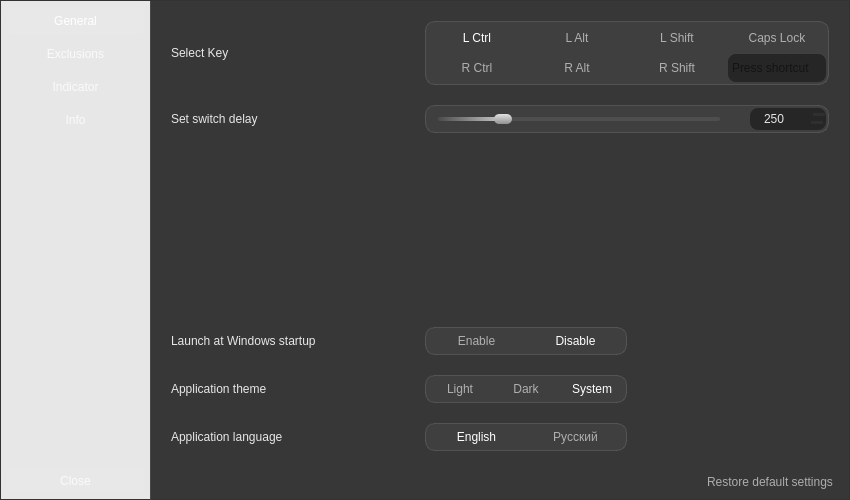
egoisticdesire/EasyLangSwitcher, file src/ui/forms/EasyLangSwitcher_settings.ui: the form before one commit.
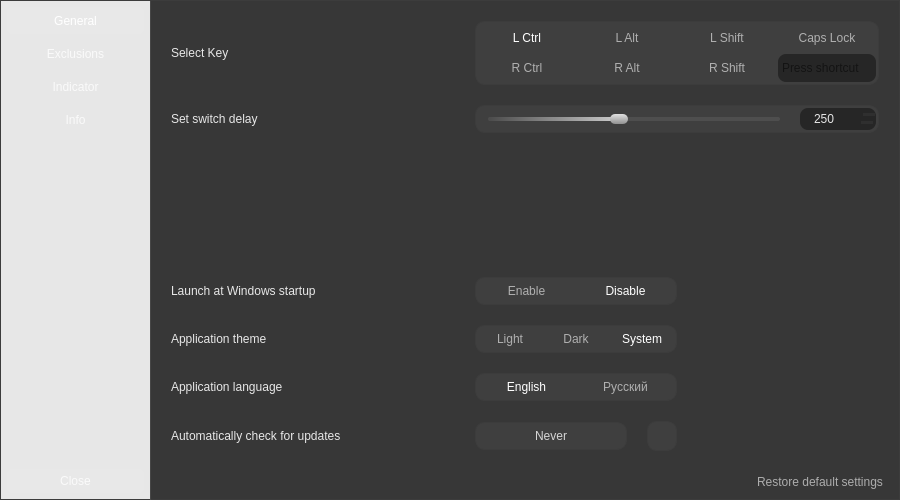
The form after the commit. Icons and pictures are not drawn.

Diff of the .ui file:
```diff
--- a/src/ui/forms/EasyLangSwitcher_settings.ui
+++ b/src/ui/forms/EasyLangSwitcher_settings.ui
@@ -6,19 +6,19 @@
    <rect>
     <x>0</x>
     <y>0</y>
-    <width>850</width>
+    <width>900</width>
     <height>500</height>
    </rect>
   </property>
   <property name="minimumSize">
    <size>
-    <width>850</width>
+    <width>900</width>
     <height>500</height>
    </size>
   </property>
   <property name="maximumSize">
    <size>
-    <width>850</width>
+    <width>900</width>
     <height>500</height>
    </size>
   </property>
@@ -74,7 +74,7 @@
         </property>
         <property name="styleSheet">
          <string notr="true">QFrame#sider_container {
-border: 1px solid rgb(50, 50, 50);
+border: 1px solid rgb(60, 60, 60);
 border-right: 1px solid transparent;
 background: transparent;
 }
@@ -325,7 +325,7 @@
        <widget class="QStackedWidget" name="content_container">
         <property name="styleSheet">
          <string notr="true">QStackedWidget#content_container {
-border: 1px solid rgb(50, 50, 50);
+border: 1px solid rgb(60, 60, 60);
 border-left: 1px solid rgba(255, 255, 255, 20);
 background: rgba(32, 32, 32, 225);
 }
@@ -344,7 +344,8 @@
 QFrame#app_lang_frame {
 padding: 1px;
 border-radius: 10px;
-border: 1px solid rgba(255, 255, 255, 30);
+/*border: 1px solid rgba(255, 255, 255, 30);*/
+border: 1px solid rgb(60, 60, 60);
 background: rgba(255, 255, 255, 10);
 }
 QWidget#background_widget QPushButton#key_select_label_img,
@@ -428,8 +429,30 @@
 QFrame#app_theme_frame QPushButton:focus,
 QFrame#app_startup_frame QPushButton:focus,
 QFrame#app_lang_frame QPushButton:focus,
-QPushButton#btn_restore_default:focus {
+QPushButton#btn_restore_default:focus,
+QFrame#app_check_upd_frame QPushButton:focus,
+QFrame#app_check_upd_frame QToolButton:focus {
 outline: none;
+}
+QFrame#app_check_upd_frame QPushButton,
+QFrame#app_check_upd_frame QToolButton {
+padding: 6px;
+border-radius: 10px;
+/*border: 1px solid rgba(255, 255, 255, 30);*/
+border: 1px solid rgb(60, 60, 60);
+color: rgba(255, 255, 255, 200);
+background: rgba(255, 255, 255, 10);
+}
+QFrame#app_check_upd_frame QToolButton {
+padding: 4px 3px 3px 4px;
+}
+QFrame#app_check_upd_frame QPushButton:hover,
+QFrame#app_check_upd_frame QToolButton:hover {
+background: rgba(255, 255, 255, 15);
+}
+QFrame#app_check_upd_frame QPushButton:pressed,
+QFrame#app_check_upd_frame QToolButton:pressed{
+background: rgba(255, 255, 255, 7);
 }</string>
          </property>
          <layout class="QVBoxLayout" name="vlayout_main_container_page_1">
@@ -449,7 +472,7 @@
            <number>0</number>
           </property>
           <item>
-           <layout class="QGridLayout" name="grid_main_container_page_1" columnstretch="2,1,1">
+           <layout class="QGridLayout" name="grid_main_container_page_1" rowstretch="1,0,0,0,0,0,0,0" columnstretch="2,1,1">
             <property name="leftMargin">
              <number>20</number>
             </property>
@@ -465,19 +488,22 @@
             <property name="spacing">
              <number>20</number>
             </property>
-            <item row="3" column="0">
-             <widget class="QLabel" name="app_startup_label">
+            <item row="1" column="0">
+             <widget class="QLabel" name="key_delay_label">
               <property name="text">
-               <string>Launch at Windows startup</string>
+               <string>Set switch delay</string>
               </property>
              </widget>
             </item>
-            <item row="3" column="1">
-             <widget class="QFrame" name="app_startup_frame">
-              <layout class="QHBoxLayout" name="hlayout_app_lang_value_frame_3">
-               <property name="spacing">
-                <number>0</number>
-               </property>
+            <item row="0" column="1" colspan="2">
+             <widget class="QFrame" name="key_select_frame">
+              <property name="sizePolicy">
+               <sizepolicy hsizetype="Preferred" vsizetype="Maximum">
+                <horstretch>0</horstretch>
+                <verstretch>0</verstretch>
+               </sizepolicy>
+              </property>
+              <layout class="QGridLayout" name="grid_select_key_value">
                <property name="leftMargin">
                 <number>0</number>
                </property>
@@ -490,10 +516,99 @@
                <property name="bottomMargin">
                 <number>0</number>
                </property>
-               <item>
-                <widget class="QPushButton" name="btn_enable_startup">
+               <property name="spacing">
+                <number>0</number>
+               </property>
+               <item row="1" column="2">
+                <widget class="QPushButton" name="btn_rshift_select">
+                 <property name="sizePolicy">
+                  <sizepolicy hsizetype="Preferred" vsizetype="Preferred">
+                   <horstretch>0</horstretch>
+                   <verstretch>0</verstretch>
+                  </sizepolicy>
+                 </property>
+                 <property name="minimumSize">
+                  <size>
+                   <width>100</width>
+                   <height>30</height>
+                  </size>
+                 </property>
+                 <property name="maximumSize">
+                  <size>
+                   <width>100</width>
+                   <height>30</height>
+                  </size>
+                 </property>
                  <property name="text">
-                  <string>Enable</string>
+                  <string>R Shift</string>
+                 </property>
+                 <property name="checkable">
+                  <bool>true</bool>
+                 </property>
+                 <property name="autoExclusive">
+                  <bool>true</bool>
+                 </property>
+                 <property name="flat">
+                  <bool>true</bool>
+                 </property>
+                </widget>
+               </item>
+               <item row="0" column="1">
+                <widget class="QPushButton" name="btn_lalt_select">
+                 <property name="sizePolicy">
+                  <sizepolicy hsizetype="Preferred" vsizetype="Preferred">
+                   <horstretch>0</horstretch>
+                   <verstretch>0</verstretch>
+                  </sizepolicy>
+                 </property>
+                 <property name="minimumSize">
+                  <size>
+                   <width>100</width>
+                   <height>30</height>
+                  </size>
+                 </property>
+                 <property name="maximumSize">
+                  <size>
+                   <width>100</width>
+                   <height>30</height>
+                  </size>
+                 </property>
+                 <property name="text">
+                  <string>L Alt</string>
+                 </property>
+                 <property name="checkable">
+                  <bool>true</bool>
+                 </property>
+                 <property name="autoExclusive">
+                  <bool>true</bool>
+                 </property>
+                 <property name="flat">
+                  <bool>true</bool>
+                 </property>
+                </widget>
+               </item>
+               <item row="1" column="0">
+                <widget class="QPushButton" name="btn_rctrl_select">
+                 <property name="sizePolicy">
+                  <sizepolicy hsizetype="Preferred" vsizetype="Preferred">
+                   <horstretch>0</horstretch>
+                   <verstretch>0</verstretch>
+                  </sizepolicy>
+                 </property>
+                 <property name="minimumSize">
+                  <size>
+                   <width>100</width>
+                   <height>30</height>
+                  </size>
+                 </property>
+                 <property name="maximumSize">
+                  <size>
+                   <width>100</width>
+                   <height>30</height>
+                  </size>
+                 </property>
+                 <property name="text">
+                  <string>R Ctrl</string>
                  </property>
                  <property name="checkable">
                   <bool>true</bool>
@@ -509,10 +624,130 @@
                  </property>
                 </widget>
                </item>
-               <item>
-                <widget class="QPushButton" name="btn_disable_startup">
+               <item row="1" column="1">
+                <widget class="QPushButton" name="btn_ralt_select">
+                 <property name="sizePolicy">
+                  <sizepolicy hsizetype="Preferred" vsizetype="Preferred">
+                   <horstretch>0</horstretch>
+                   <verstretch>0</verstretch>
+                  </sizepolicy>
+                 </property>
+                 <property name="minimumSize">
+                  <size>
+                   <width>100</width>
+                   <height>30</height>
+                  </size>
+                 </property>
+                 <property name="maximumSize">
+                  <size>
+                   <width>100</width>
+                   <height>30</height>
+                  </size>
+                 </property>
                  <property name="text">
-                  <string>Disable</string>
+                  <string>R Alt</string>
+                 </property>
+                 <property name="checkable">
+                  <bool>true</bool>
+                 </property>
+                 <property name="autoExclusive">
+                  <bool>true</bool>
+                 </property>
+                 <property name="flat">
+                  <bool>true</bool>
+                 </property>
+                </widget>
+               </item>
+               <item row="0" column="2">
+                <widget class="QPushButton" name="btn_lshift_select">
+                 <property name="sizePolicy">
+                  <sizepolicy hsizetype="Preferred" vsizetype="Preferred">
+                   <horstretch>0</horstretch>
+                   <verstretch>0</verstretch>
+                  </sizepolicy>
+                 </property>
+                 <property name="minimumSize">
+                  <size>
+                   <width>100</width>
+                   <height>30</height>
+                  </size>
+                 </property>
+                 <property name="maximumSize">
+                  <size>
+                   <width>100</width>
+                   <height>30</height>
+                  </size>
+                 </property>
+                 <property name="text">
+                  <string>L Shift</string>
+                 </property>
+                 <property name="checkable">
+                  <bool>true</bool>
+                 </property>
+                 <property name="autoExclusive">
+                  <bool>true</bool>
+                 </property>
+                 <property name="flat">
+                  <bool>true</bool>
+                 </property>
+                </widget>
+               </item>
+               <item row="0" column="3">
+                <widget class="QPushButton" name="btn_caps_select">
+                 <property name="sizePolicy">
+                  <sizepolicy hsizetype="Preferred" vsizetype="Preferred">
+                   <horstretch>0</horstretch>
+                   <verstretch>0</verstretch>
+                  </sizepolicy>
+                 </property>
+                 <property name="minimumSize">
+                  <size>
+                   <width>100</width>
+                   <height>30</height>
+                  </size>
+                 </property>
+                 <property name="maximumSize">
+                  <size>
+                   <width>100</width>
+                   <height>30</height>
+                  </size>
+                 </property>
+                 <property name="text">
+                  <string>Caps Lock</string>
+                 </property>
+                 <property name="checkable">
+                  <bool>true</bool>
+                 </property>
+                 <property name="autoExclusive">
+                  <bool>true</bool>
+                 </property>
+                 <property name="flat">
+                  <bool>true</bool>
+                 </property>
+                </widget>
+               </item>
+               <item row="0" column="0">
+                <widget class="QPushButton" name="btn_lctrl_select">
+                 <property name="sizePolicy">
+                  <sizepolicy hsizetype="Preferred" vsizetype="Preferred">
+                   <horstretch>0</horstretch>
+                   <verstretch>0</verstretch>
+                  </sizepolicy>
+                 </property>
+                 <property name="minimumSize">
+                  <size>
+                   <width>100</width>
+                   <height>30</height>
+                  </size>
+                 </property>
+                 <property name="maximumSize">
+                  <size>
+                   <width>100</width>
+                   <height>30</height>
+                  </size>
+                 </property>
+                 <property name="text">
+                  <string>L Ctrl</string>
                  </property>
                  <property name="checkable">
                   <bool>true</bool>
@@ -528,9 +763,69 @@
                  </property>
                 </widget>
                </item>
+               <item row="1" column="3">
+                <widget class="QKeySequenceEdit" name="btn_sequence">
+                 <property name="sizePolicy">
+                  <sizepolicy hsizetype="Maximum" vsizetype="Minimum">
+                   <horstretch>0</horstretch>
+                   <verstretch>0</verstretch>
+                  </sizepolicy>
+                 </property>
+                 <property name="minimumSize">
+                  <size>
+                   <width>100</width>
+                   <height>30</height>
+                  </size>
+                 </property>
+                 <property name="maximumSize">
+                  <size>
+                   <width>100</width>
+                   <height>30</height>
+                  </size>
+                 </property>
+                 <property name="focusPolicy">
+                  <enum>Qt::FocusPolicy::ClickFocus</enum>
+                 </property>
+                 <property name="locale">
+                  <locale language="Russian" country="Russia"/>
+                 </property>
+                 <property name="maximumSequenceLength">
+                  <longLong>1</longLong>
+                 </property>
+                </widget>
+               </item>
               </layout>
              </widget>
             </item>
+            <item row="4" column="0">
+             <widget class="QLabel" name="app_theme_label">
+              <property name="text">
+               <string>Application theme</string>
+              </property>
+             </widget>
+            </item>
+            <item row="7" column="1" colspan="2" alignment="Qt::AlignmentFlag::AlignRight|Qt::AlignmentFlag::AlignBottom">
+             <widget class="QPushButton" name="btn_restore_default">
+              <property name="sizePolicy">
+               <sizepolicy hsizetype="Preferred" vsizetype="Preferred">
+                <horstretch>0</horstretch>
+                <verstretch>0</verstretch>
+               </sizepolicy>
+              </property>
+              <property name="minimumSize">
+               <size>
+                <width>125</width>
+                <height>0</height>
+               </size>
+              </property>
+              <property name="focusPolicy">
+               <enum>Qt::FocusPolicy::NoFocus</enum>
+              </property>
+              <property name="text">
+               <string>Restore default settings</string>
+              </property>
+             </widget>
+            </item>
             <item row="0" column="0" alignment="Qt::AlignmentFlag::AlignVCenter">
              <widget class="QFrame" name="key_select_label">
               <property name="sizePolicy">
@@ -594,112 +889,10 @@
               </layout>
              </widget>
             </item>
-            <item row="4" column="0">
-             <widget class="QLabel" name="app_theme_label">
+            <item row="3" column="0">
+             <widget class="QLabel" name="app_startup_label">
               <property name="text">
-               <string>Application theme</string>
-              </property>
-             </widget>
-            </item>
-            <item row="4" column="1">
-             <widget class="QFrame" name="app_theme_frame">
-              <layout class="QHBoxLayout" name="hlayout_app_lang_value_frame_2">
-               <property name="spacing">
-                <number>0</number>
-               </property>
-               <property name="leftMargin">
-                <number>0</number>
-               </property>
-               <property name="topMargin">
-                <number>0</number>
-               </property>
-               <property name="rightMargin">
-                <number>0</number>
-               </property>
-               <property name="bottomMargin">
-                <number>0</number>
-               </property>
-               <item>
-                <widget class="QPushButton" name="btn_light_theme">
-                 <property name="text">
-                  <string>Light</string>
-                 </property>
-                 <property name="checkable">
-                  <bool>true</bool>
-                 </property>
-                 <property name="checked">
-                  <bool>false</bool>
-                 </property>
-                 <property name="autoExclusive">
-                  <bool>true</bool>
-                 </property>
-                 <property name="flat">
-                  <bool>true</bool>
-                 </property>
-                </widget>
-               </item>
-               <item>
-                <widget class="QPushButton" name="btn_dark_theme">
-                 <property name="text">
-                  <string>Dark</string>
-                 </property>
-                 <property name="checkable">
-                  <bool>true</bool>
-                 </property>
-                 <property name="autoExclusive">
-                  <bool>true</bool>
-                 </property>
-                 <property name="flat">
-                  <bool>true</bool>
-                 </property>
-                </widget>
-               </item>
-               <item>
-                <widget class="QPushButton" name="btn_system_theme">
-                 <property name="text">
-                  <string>System</string>
-                 </property>
-                 <property name="checkable">
-                  <bool>true</bool>
-                 </property>
-                 <property name="checked">
-                  <bool>true</bool>
-                 </property>
-                 <property name="autoExclusive">
-                  <bool>true</bool>
-                 </property>
-                 <property name="flat">
-                  <bool>true</bool>
-                 </property>
-                </widget>
-               </item>
-              </layout>
-             </widget>
-            </item>
-            <item row="5" column="0">
-             <widget class="QLabel" name="app_lang_label">
-              <property name="text">
-               <string>Application language</string>
-              </property>
-             </widget>
-            </item>
-            <item row="2" column="0">
-             <spacer name="vspacer_main_container_page_1">
-              <property name="orientation">
-               <enum>Qt::Orientation::Vertical</enum>
-              </property>
-              <property name="sizeHint" stdset="0">
-               <size>
-                <width>20</width>
-                <height>40</height>
-               </size>
-              </property>
-             </spacer>
-            </item>
-            <item row="1" column="0">
-             <widget class="QLabel" name="key_delay_label">
-              <property name="text">
-               <string>Set switch delay</string>
+               <string>Launch at Windows startup</string>
               </property>
              </widget>
             </item>
@@ -715,12 +908,13 @@
                <string notr="true">QFrame#key_delay_frame {
 margin-right: 20px;
 border-radius: 10px;
-border: 1px solid rgba(255, 255, 255, 30);
+/*border: 1px solid rgba(255, 255, 255, 30);*/
+border: 1px solid rgb(60, 60, 60);
 background: rgba(255, 255, 255, 10);
 }
 QFrame#key_delay_frame QSlider {
 border-radius: 8px;
-padding: 3px 10px;
+padding: 3px 0 3px 10px;
 }
 QFrame#key_delay_frame QSlider#key_delay_slider::groove:horizontal {
 height: 4px;
@@ -754,14 +948,6 @@
 QFrame#key_delay_frame QSlider#key_delay_slider:focus {
 outline: none;
 }
-/*
-QFrame#key_delay_frame QLabel#key_delay_msg {
-padding: 2px 3px 3px 3px;
-border-radius: 6px;
-color: rgba(255, 255, 255, 150);
-background: rgba(255, 255, 255, 10);
-}
-*/
 QFrame#key_delay_frame QSpinBox{
 width: 0;
 border-radius: 8px;
@@ -844,7 +1030,7 @@
                   <number>50</number>
                  </property>
                  <property name="maximum">
-                  <number>1000</number>
+                  <number>500</number>
                  </property>
                  <property name="singleStep">
                   <number>10</number>
@@ -875,7 +1061,7 @@
                   <number>50</number>
                  </property>
                  <property name="maximum">
-                  <number>1000</number>
+                  <number>500</number>
                  </property>
                  <property name="value">
                   <number>250</number>
@@ -885,6 +1071,160 @@
               </layout>
              </widget>
             </item>
+            <item row="3" column="1">
+             <widget class="QFrame" name="app_startup_frame">
+              <layout class="QHBoxLayout" name="hlayout_app_lang_value_frame_3">
+               <property name="spacing">
+                <number>0</number>
+               </property>
+               <property name="leftMargin">
+                <number>0</number>
+               </property>
+               <property name="topMargin">
+                <number>0</number>
+               </property>
+               <property name="rightMargin">
+                <number>0</number>
+               </property>
+               <property name="bottomMargin">
+                <number>0</number>
+               </property>
+               <item>
+                <widget class="QPushButton" name="btn_enable_startup">
+                 <property name="text">
+                  <string>Enable</string>
+                 </property>
+                 <property name="checkable">
+                  <bool>true</bool>
+                 </property>
+                 <property name="checked">
+                  <bool>false</bool>
+                 </property>
+                 <property name="autoExclusive">
+                  <bool>true</bool>
+                 </property>
+                 <property name="flat">
+                  <bool>true</bool>
+                 </property>
+                </widget>
+               </item>
+               <item>
+                <widget class="QPushButton" name="btn_disable_startup">
+                 <property name="text">
+                  <string>Disable</string>
+                 </property>
+                 <property name="checkable">
+                  <bool>true</bool>
+                 </property>
+                 <property name="checked">
+                  <bool>true</bool>
+                 </property>
+                 <property name="autoExclusive">
+                  <bool>true</bool>
+                 </property>
+                 <property name="flat">
+                  <bool>true</bool>
+                 </property>
+                </widget>
+               </item>
+              </layout>
+             </widget>
+            </item>
+            <item row="7" column="0">
+             <spacer name="hspacer_main_container_page_1">
+              <property name="orientation">
+               <enum>Qt::Orientation::Horizontal</enum>
+              </property>
+              <property name="sizeHint" stdset="0">
+               <size>
+                <width>40</width>
+                <height>20</height>
+               </size>
+              </property>
+             </spacer>
+            </item>
+            <item row="4" column="1">
+             <widget class="QFrame" name="app_theme_frame">
+              <layout class="QHBoxLayout" name="hlayout_app_lang_value_frame_2">
+               <property name="spacing">
+                <number>0</number>
+               </property>
+               <property name="leftMargin">
+                <number>0</number>
+               </property>
+               <property name="topMargin">
+                <number>0</number>
+               </property>
+               <property name="rightMargin">
+                <number>0</number>
+               </property>
+               <property name="bottomMargin">
+                <number>0</number>
+               </property>
+               <item>
+                <widget class="QPushButton" name="btn_light_theme">
+                 <property name="text">
+                  <string>Light</string>
+                 </property>
+                 <property name="checkable">
+                  <bool>true</bool>
+                 </property>
+                 <property name="checked">
+                  <bool>false</bool>
+                 </property>
+                 <property name="autoExclusive">
+                  <bool>true</bool>
+                 </property>
+                 <property name="flat">
+                  <bool>true</bool>
+                 </property>
+                </widget>
+               </item>
+               <item>
+                <widget class="QPushButton" name="btn_dark_theme">
+                 <property name="text">
+                  <string>Dark</string>
+                 </property>
+                 <property name="checkable">
+                  <bool>true</bool>
+                 </property>
+                 <property name="autoExclusive">
+                  <bool>true</bool>
+                 </property>
+                 <property name="flat">
+                  <bool>true</bool>
+                 </property>
+                </widget>
+               </item>
+               <item>
+                <widget class="QPushButton" name="btn_system_theme">
+                 <property name="text">
+                  <string>System</string>
+                 </property>
+                 <property name="checkable">
+                  <bool>true</bool>
+                 </property>
+                 <property name="checked">
+                  <bool>true</bool>
+                 </property>
+                 <property name="autoExclusive">
+                  <bool>true</bool>
+                 </property>
+                 <property name="flat">
+                  <bool>true</bool>
+                 </property>
+                </widget>
+               </item>
+              </layout>
+             </widget>
+            </item>
+            <item row="6" column="0">
+             <widget class="QLabel" name="app_upd_check_label">
+              <property name="text">
+               <string>Automatically check for updates</string>
+              </property>
+             </widget>
+            </item>
             <item row="5" column="1">
              <widget class="QFrame" name="app_lang_frame">
               <layout class="QHBoxLayout" name="hlayout_app_lang_value_frame">
@@ -941,28 +1281,32 @@
               </layout>
              </widget>
             </item>
-            <item row="6" column="0">
-             <spacer name="hspacer_main_container_page_1">
+            <item row="5" column="0">
+             <widget class="QLabel" name="app_lang_label">
+              <property name="text">
+               <string>Application language</string>
+              </property>
+             </widget>
+            </item>
+            <item row="2" column="0">
+             <spacer name="vspacer_main_container_page_1">
               <property name="orientation">
-               <enum>Qt::Orientation::Horizontal</enum>
+               <enum>Qt::Orientation::Vertical</enum>
               </property>
               <property name="sizeHint" stdset="0">
                <size>
-                <width>40</width>
-                <height>20</height>
+                <width>20</width>
+                <height>40</height>
                </size>
               </property>
              </spacer>
             </item>
-            <item row="0" column="1" colspan="2">
-             <widget class="QFrame" name="key_select_frame">
-              <property name="sizePolicy">
-               <sizepolicy hsizetype="Preferred" vsizetype="Maximum">
-                <horstretch>0</horstretch>
-                <verstretch>0</verstretch>
-               </sizepolicy>
-              </property>
-              <layout class="QGridLayout" name="grid_select_key_value">
+            <item row="6" column="1">
+             <widget class="QFrame" name="app_check_upd_frame">
+              <layout class="QHBoxLayout" name="hlayout_app_check_upd_frame" stretch="0,0">
+               <property name="spacing">
+                <number>20</number>
+               </property>
                <property name="leftMargin">
                 <number>0</number>
                </property>
@@ -975,309 +1319,30 @@
                <property name="bottomMargin">
                 <number>0</number>
                </property>
-               <property name="spacing">
-                <number>0</number>
-               </property>
-               <item row="1" column="2">
-                <widget class="QPushButton" name="btn_rshift_select">
-                 <property name="sizePolicy">
-                  <sizepolicy hsizetype="Preferred" vsizetype="Preferred">
-                   <horstretch>0</horstretch>
-                   <verstretch>0</verstretch>
-                  </sizepolicy>
-                 </property>
-                 <property name="minimumSize">
-                  <size>
-                   <width>100</width>
-                   <height>30</height>
-                  </size>
-                 </property>
-                 <property name="maximumSize">
-                  <size>
-                   <width>100</width>
-                   <height>30</height>
-                  </size>
-                 </property>
+               <item>
+                <widget class="QPushButton" name="btn_upd_frequency">
                  <property name="text">
-                  <string>R Shift</string>
+                  <string>Never</string>
                  </property>
-                 <property name="checkable">
-                  <bool>true</bool>
-                 </property>
-                 <property name="autoExclusive">
-                  <bool>true</bool>
-                 </property>
-                 <property name="flat">
-                  <bool>true</bool>
-                 </property>
                 </widget>
                </item>
-               <item row="0" column="1">
-                <widget class="QPushButton" name="btn_lalt_select">
-                 <property name="sizePolicy">
-                  <sizepolicy hsizetype="Preferred" vsizetype="Preferred">
-                   <horstretch>0</horstretch>
-                   <verstretch>0</verstretch>
-                  </sizepolicy>
+               <item>
+                <widget class="QToolButton" name="btn_upd_manually">
+                 <property name="icon">
+                  <iconset resource="../../../resources/resources.qrc">
+                   <normaloff>:/icons/icons/SyncFilled.svg</normaloff>:/icons/icons/SyncFilled.svg</iconset>
                  </property>
-                 <property name="minimumSize">
+                 <property name="iconSize">
                   <size>
-                   <width>100</width>
-                   <height>30</height>
+                   <width>18</width>
+                   <height>18</height>
                   </size>
-                 </property>
-                 <property name="maximumSize">
-                  <size>
-                   <width>100</width>
-                   <height>30</height>
-                  </size>
-                 </property>
-                 <property name="text">
-                  <string>L Alt</string>
-                 </property>
-                 <property name="checkable">
-                  <bool>true</bool>
-                 </property>
-                 <property name="autoExclusive">
-                  <bool>true</bool>
-                 </property>
-                 <property name="flat">
-                  <bool>true</bool>
-                 </property>
-                </widget>
-               </item>
-               <item row="1" column="0">
-                <widget class="QPushButton" name="btn_rctrl_select">
-                 <property name="sizePolicy">
-                  <sizepolicy hsizetype="Preferred" vsizetype="Preferred">
-                   <horstretch>0</horstretch>
-                   <verstretch>0</verstretch>
-                  </sizepolicy>
-                 </property>
-                 <property name="minimumSize">
-                  <size>
-                   <width>100</width>
-                   <height>30</height>
-                  </size>
-                 </property>
-                 <property name="maximumSize">
-                  <size>
-                   <width>100</width>
-                   <height>30</height>
-                  </size>
-                 </property>
-                 <property name="text">
-                  <string>R Ctrl</string>
-                 </property>
-                 <property name="checkable">
-                  <bool>true</bool>
-                 </property>
-                 <property name="checked">
-                  <bool>false</bool>
-                 </property>
-                 <property name="autoExclusive">
-                  <bool>true</bool>
-                 </property>
-                 <property name="flat">
-                  <bool>true</bool>
-                 </property>
-                </widget>
-               </item>
-               <item row="1" column="1">
-                <widget class="QPushButton" name="btn_ralt_select">
-                 <property name="sizePolicy">
-                  <sizepolicy hsizetype="Preferred" vsizetype="Preferred">
-                   <horstretch>0</horstretch>
-                   <verstretch>0</verstretch>
-                  </sizepolicy>
-                 </property>
-                 <property name="minimumSize">
-                  <size>
-                   <width>100</width>
-                   <height>30</height>
-                  </size>
-                 </property>
-                 <property name="maximumSize">
-                  <size>
-                   <width>100</width>
-                   <height>30</height>
-                  </size>
-                 </property>
-                 <property name="text">
-                  <string>R Alt</string>
-                 </property>
-                 <property name="checkable">
-                  <bool>true</bool>
-                 </property>
-                 <property name="autoExclusive">
-                  <bool>true</bool>
-                 </property>
-                 <property name="flat">
-                  <bool>true</bool>
-                 </property>
-                </widget>
-               </item>
-               <item row="0" column="2">
-                <widget class="QPushButton" name="btn_lshift_select">
-                 <property name="sizePolicy">
-                  <sizepolicy hsizetype="Preferred" vsizetype="Preferred">
-                   <horstretch>0</horstretch>
-                   <verstretch>0</verstretch>
-                  </sizepolicy>
-                 </property>
-                 <property name="minimumSize">
-                  <size>
-                   <width>100</width>
-                   <height>30</height>
-                  </size>
-                 </property>
-                 <property name="maximumSize">
-                  <size>
-                   <width>100</width>
-                   <height>30</height>
-                  </size>
-                 </property>
-                 <property name="text">
-                  <string>L Shift</string>
-                 </property>
-                 <property name="checkable">
-                  <bool>true</bool>
-                 </property>
-                 <property name="autoExclusive">
-                  <bool>true</bool>
-                 </property>
-                 <property name="flat">
-                  <bool>true</bool>
-                 </property>
-                </widget>
-               </item>
-               <item row="0" column="3">
-                <widget class="QPushButton" name="btn_caps_select">
-                 <property name="sizePolicy">
-                  <sizepolicy hsizetype="Preferred" vsizetype="Preferred">
-                   <horstretch>0</horstretch>
-                   <verstretch>0</verstretch>
-                  </sizepolicy>
-                 </property>
-                 <property name="minimumSize">
-                  <size>
-                   <width>100</width>
-                   <height>30</height>
-                  </size>
-                 </property>
-                 <property name="maximumSize">
-                  <size>
-                   <width>100</width>
-                   <height>30</height>
-                  </size>
-                 </property>
-                 <property name="text">
-                  <string>Caps Lock</string>
-                 </property>
-                 <property name="checkable">
-                  <bool>true</bool>
-                 </property>
-                 <property name="autoExclusive">
-                  <bool>true</bool>
-                 </property>
-                 <property name="flat">
-                  <bool>true</bool>
-                 </property>
-                </widget>
-               </item>
-               <item row="0" column="0">
-                <widget class="QPushButton" name="btn_lctrl_select">
-                 <property name="sizePolicy">
-                  <sizepolicy hsizetype="Preferred" vsizetype="Preferred">
-                   <horstretch>0</horstretch>
-                   <verstretch>0</verstretch>
-                  </sizepolicy>
-                 </property>
-                 <property name="minimumSize">
-                  <size>
-                   <width>100</width>
-                   <height>30</height>
-                  </size>
-                 </property>
-                 <property name="maximumSize">
-                  <size>
-                   <width>100</width>
-                   <height>30</height>
-                  </size>
-                 </property>
-                 <property name="text">
-                  <string>L Ctrl</string>
-                 </property>
-                 <property name="checkable">
-                  <bool>true</bool>
-                 </property>
-                 <property name="checked">
-                  <bool>true</bool>
-                 </property>
-                 <property name="autoExclusive">
-                  <bool>true</bool>
-                 </property>
-                 <property name="flat">
-                  <bool>true</bool>
-                 </property>
-                </widget>
-               </item>
-               <item row="1" column="3">
-                <widget class="QKeySequenceEdit" name="btn_sequence">
-                 <property name="sizePolicy">
-                  <sizepolicy hsizetype="Maximum" vsizetype="Minimum">
-                   <horstretch>0</horstretch>
-                   <verstretch>0</verstretch>
-                  </sizepolicy>
-                 </property>
-                 <property name="minimumSize">
-                  <size>
-                   <width>100</width>
-                   <height>30</height>
-                  </size>
-                 </property>
-                 <property name="maximumSize">
-                  <size>
-                   <width>100</width>
-                   <height>30</height>
-                  </size>
-                 </property>
-                 <property name="focusPolicy">
-                  <enum>Qt::FocusPolicy::ClickFocus</enum>
-                 </property>
-                 <property name="locale">
-                  <locale language="Russian" country="Russia"/>
-                 </property>
-                 <property name="maximumSequenceLength">
-                  <longLong>1</longLong>
                  </property>
                 </widget>
                </item>
               </layout>
              </widget>
             </item>
-            <item row="6" column="1" colspan="2" alignment="Qt::AlignmentFlag::AlignRight|Qt::AlignmentFlag::AlignBottom">
-             <widget class="QPushButton" name="btn_restore_default">
-              <property name="sizePolicy">
-               <sizepolicy hsizetype="Preferred" vsizetype="Preferred">
-                <horstretch>0</horstretch>
-                <verstretch>0</verstretch>
-               </sizepolicy>
-              </property>
-              <property name="minimumSize">
-               <size>
-                <width>125</width>
-                <height>0</height>
-               </size>
-              </property>
-              <property name="focusPolicy">
-               <enum>Qt::FocusPolicy::NoFocus</enum>
-              </property>
-              <property name="text">
-               <string>Restore default settings</string>
-              </property>
-             </widget>
-            </item>
            </layout>
           </item>
          </layout>
@@ -1295,7 +1360,8 @@
 margin-bottom: 20px;
 padding: 1px;
 border-radius: 10px;
-border: 1px solid rgba(255, 255, 255, 30);
+/*border: 1px solid rgba(255, 255, 255, 30);*/
+border: 1px solid rgb(60, 60, 60);
 background: rgba(255, 255, 255, 10);
 }
 QFrame#exclusions_rules_frame QPushButton {
@@ -1673,7 +1739,8 @@
 QFrame#indicator_color_frame {
 padding: 1px;
 border-radius: 10px;
-border: 1px solid rgba(255, 255, 255, 30);
+/*border: 1px solid rgba(255, 255, 255, 30);*/
+border: 1px solid rgb(60, 60, 60);
 background: rgba(255, 255, 255, 10);
 }
 QFrame#indicator_manage_frame QPushButton,
```
